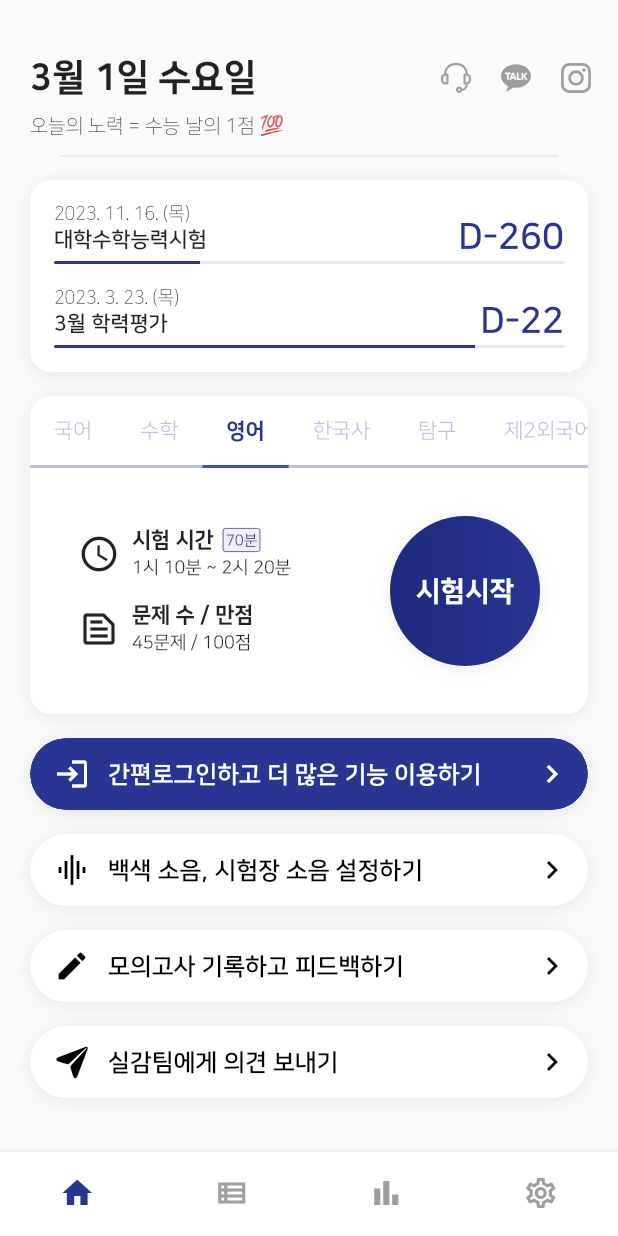
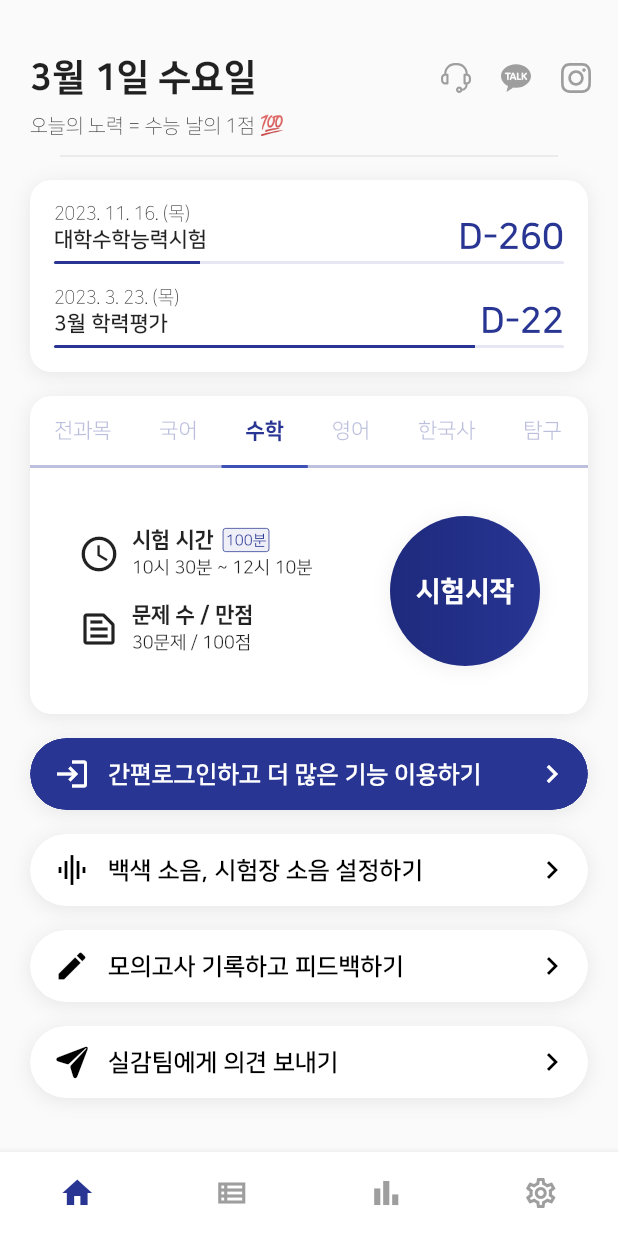
Before and after one commit to silgam/silgam-flutter, a Flutter app: the screen it shows after launch, tab 3 chosen, on a phone screen of 412 x 824 dp. Run offline on Flutter 3.47's test engine with Material 2 defaults, Android fonts, the phone set to English and light mode, and no system bars; our stand-ins replace bloc, cached_network_image, carousel_slider, cloud_firestore, connectivity_plus, dio and 35 more; missing offline and left inert: audio_session, flutter_facebook_auth, in_app_purchase_storekit, kakao_flutter_sdk, mixpanel_flutter, rich_text_controller; accounts and stored records are empty; generated files the repository leaves out were written again; network calls fail; statements that could not run were skipped.

Commit message:
feat: 시험 시작 카드에 전과목 탭 추가

```diff
--- a/lib/presentation/home_page/main/exam_start_card.dart
+++ b/lib/presentation/home_page/main/exam_start_card.dart
@@ -11,23 +11,12 @@ class _ExamStartCard extends StatefulWidget {
 
 class _ExamStartCardState extends State<_ExamStartCard>
     with TickerProviderStateMixin {
-  late final TabController _subjectController;
-  Exam _selectedExam = defaultExams[0];
-
-  @override
-  void initState() {
-    super.initState();
-    _subjectController =
-        TabController(length: defaultExams.length, vsync: this);
-    _subjectController.addListener(() {
-      final index = _subjectController.index;
-      Exam exam = defaultExams[index];
-      if (_selectedExam != exam) {
-        _selectedExam = exam;
-        setState(() {});
-      }
-    });
-  }
+  late final TabController _subjectController = TabController(
+    length: defaultExams.length + 1,
+    initialIndex: 1,
+    vsync: this,
+  )..addListener(_onTapSelected);
+  Exam? _selectedExam = defaultExams[0];
 
   @override
   Widget build(BuildContext context) {
@@ -56,6 +45,7 @@ class _ExamStartCardState extends State<_ExamStartCard>
                   unselectedLabelStyle:
                       defaultTextStyle?.copyWith(fontWeight: FontWeight.w500),
                   tabs: [
+                    const Tab(text: '전과목'),
                     for (Exam exam in defaultExams) Tab(text: exam.examName),
                   ],
                 ),
@@ -63,7 +53,16 @@ class _ExamStartCardState extends State<_ExamStartCard>
             ),
           ),
           const SizedBox(height: 32),
-          Row(
+          if (_selectedExam != null) _buildExamLayout(_selectedExam!),
+          if (_selectedExam == null) _buildAllSubjectExamLayout(),
+          const SizedBox(height: 32),
+        ],
+      ),
+    );
+  }
+
+  Widget _buildExamLayout(Exam exam) {
+    return Row(
       mainAxisAlignment: MainAxisAlignment.center,
       children: [
         const SizedBox(width: 32),
@@ -74,15 +73,14 @@ class _ExamStartCardState extends State<_ExamStartCard>
               _buildInfo(
                 iconData: Icons.schedule,
                 title: '시험 시간',
-                      content: _selectedExam.getExamTimeString(),
-                      badgeText: '${_selectedExam.examDuration}분',
+                content: exam.getExamTimeString(),
+                badgeText: '${exam.examDuration}분',
               ),
               const SizedBox(height: 16),
               _buildInfo(
                 iconData: Icons.text_snippet_outlined,
                 title: '문제 수 / 만점',
-                      content:
-                          '${_selectedExam.numberOfQuestions}문제 / ${_selectedExam.perfectScore}점',
+                content: '${exam.numberOfQuestions}문제 / ${exam.perfectScore}점',
               ),
             ],
           ),
@@ -108,7 +106,7 @@ class _ExamStartCardState extends State<_ExamStartCard>
             ],
           ),
           child: InkWell(
-                  onTap: _onExamStartTap,
+            onTap: () => _onExamStartTap(exam),
             splashColor: Colors.transparent,
             highlightColor: Colors.grey.withAlpha(60),
             borderRadius: BorderRadius.circular(100),
@@ -127,10 +125,6 @@ class _ExamStartCardState extends State<_ExamStartCard>
         ),
         const SizedBox(width: 32),
       ],
-          ),
-          const SizedBox(height: 32),
-        ],
-      ),
     );
   }
 
@@ -199,11 +193,81 @@ class _ExamStartCardState extends State<_ExamStartCard>
     );
   }
 
-  void _onExamStartTap() async {
+  Widget _buildAllSubjectExamLayout() {
+    return Row(
+      mainAxisAlignment: MainAxisAlignment.center,
+      children: [
+        const SizedBox(width: 32),
+        Expanded(
+          child: Column(
+            crossAxisAlignment: CrossAxisAlignment.start,
+            children: const [],
+          ),
+        ),
+        const SizedBox(width: 20),
+        Ink(
+          width: 100,
+          height: 100,
+          decoration: BoxDecoration(
+            shape: BoxShape.circle,
+            gradient: const LinearGradient(
+              colors: [
+                Color(0xFF1E2A7C),
+                Color(0xFF283593),
+              ],
+            ),
+            boxShadow: [
+              BoxShadow(
+                color: Colors.black.withAlpha(16),
+                offset: const Offset(0, 2),
+                blurRadius: 10,
+              ),
+            ],
+          ),
+          child: InkWell(
+            onTap: () {},
+            splashColor: Colors.transparent,
+            highlightColor: Colors.grey.withAlpha(60),
+            borderRadius: BorderRadius.circular(100),
+            child: Container(
+              alignment: Alignment.center,
+              child: const Text(
+                '시험시작',
+                style: TextStyle(
+                  fontWeight: FontWeight.w900,
+                  color: Colors.white,
+                  fontSize: 18,
+                ),
+              ),
+            ),
+          ),
+        ),
+        const SizedBox(width: 32),
+      ],
+    );
+  }
+
+  void _onTapSelected() async {
+    final index = _subjectController.index;
+    if (index == 0) {
+      setState(() {
+        _selectedExam = null;
+      });
+    } else {
+      Exam exam = defaultExams[index - 1];
+      if (_selectedExam != exam) {
+        setState(() {
+          _selectedExam = exam;
+        });
+      }
+    }
+  }
+
+  void _onExamStartTap(Exam exam) async {
     await Navigator.pushNamed(
       context,
       ClockPage.routeName,
-      arguments: ClockPageArguments(_selectedExam),
+      arguments: ClockPageArguments(exam),
     );
     if (mounted) {
       context.read<HomeCubit>().changeTabByTitle(RecordListView.title);
```
Lines whose indentation alone changed are shown as unchanged.
